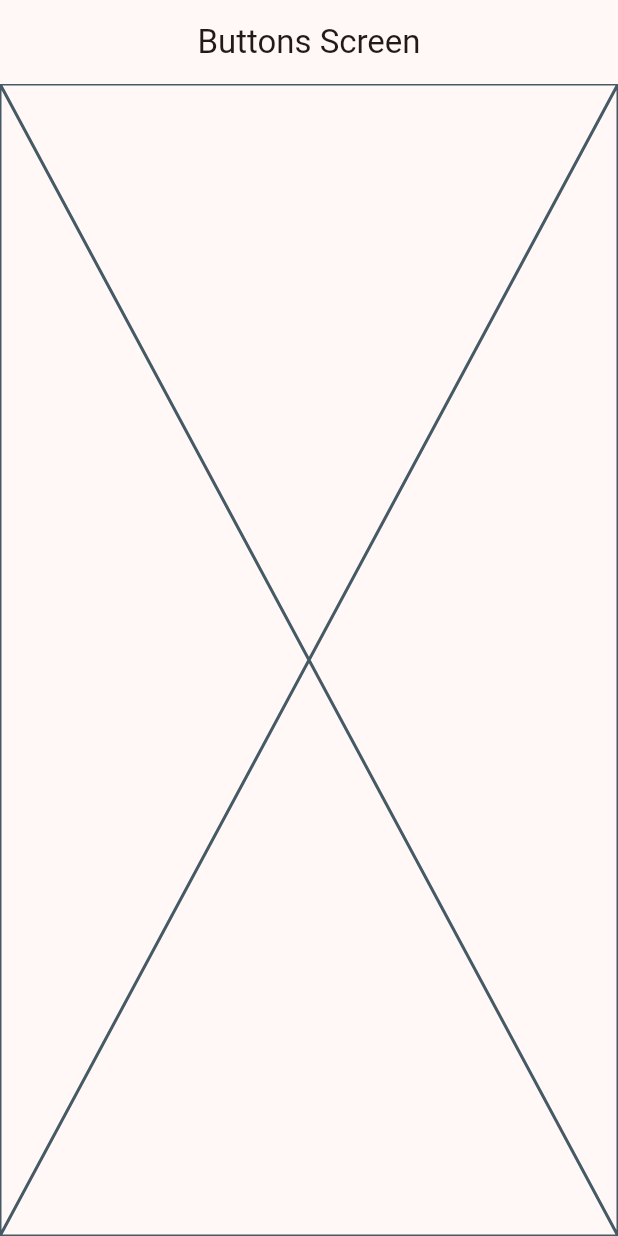
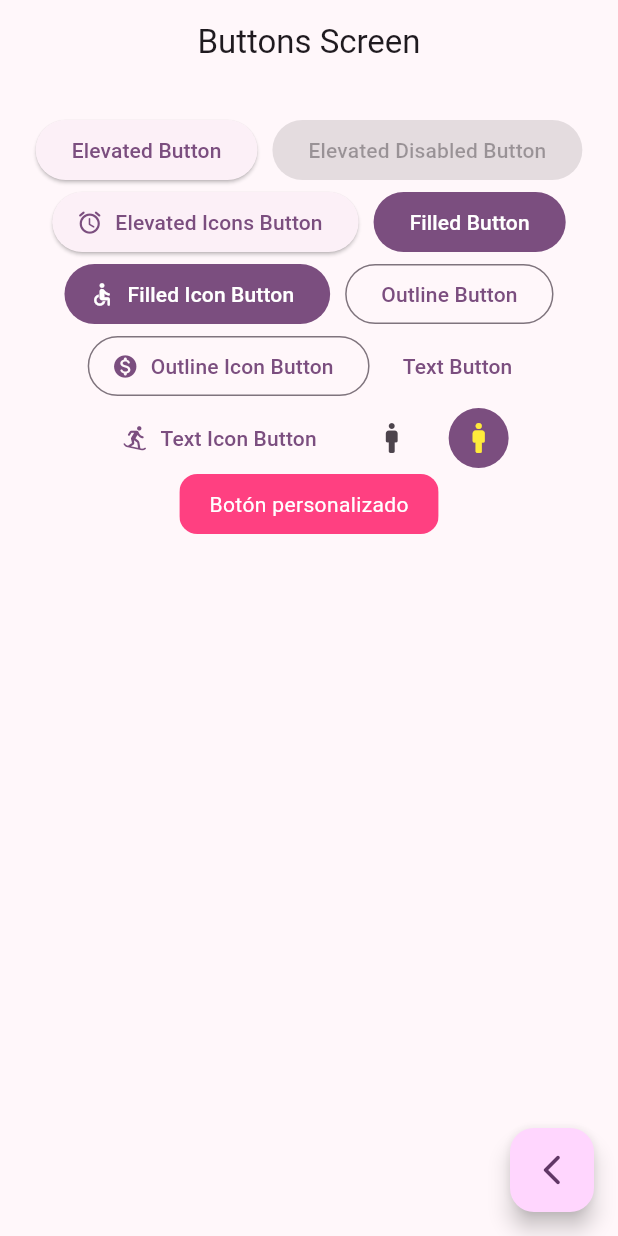
Before and after one commit to AleXx815/widgets_app, a Flutter app: the ButtonsScreen screen opened by its route, on a phone screen of 412 x 824 dp. Run offline on Flutter 3.47's test engine with Material 2 defaults, Android fonts, the phone set to English and light mode, and no system bars; our stand-ins replace go_router.

Commit message:
button screen finished

```diff
--- a/lib/main.dart
+++ b/lib/main.dart
@@ -14,7 +14,7 @@ class MainApp extends StatelessWidget {
     return MaterialApp.router(
       routerConfig: appRouter,
       debugShowCheckedModeBanner: false,
-      theme: AppTheme(selectedColor: 2).getTheme(),
+      theme: AppTheme(selectedColor: 3).getTheme(),
     );
   }
 }
--- a/lib/presentation/screens/buttons/buttons_screen.dart
+++ b/lib/presentation/screens/buttons/buttons_screen.dart
@@ -1,4 +1,5 @@
 import 'package:flutter/material.dart';
+import 'package:go_router/go_router.dart';
 
 class ButtonsScreen extends StatelessWidget {
   static const String name = "buttons_screen";
@@ -11,7 +12,114 @@ class ButtonsScreen extends StatelessWidget {
       appBar: AppBar(
         title: const Text("Buttons Screen"),
       ),
-      body: const Placeholder(),
+      body: const _ButtonsView(),
+      floatingActionButton: FloatingActionButton(
+        child: const Icon(Icons.arrow_back_ios_new_rounded),
+        onPressed: () {
+          context.pop();
+        },
+      ),
     );
   }
 }
+
+class _ButtonsView extends StatelessWidget {
+  const _ButtonsView();
+
+  @override
+  Widget build(BuildContext context) {
+    final colors = Theme.of(context).colorScheme;
+
+    return SizedBox(
+      width: double.infinity,
+      child: Padding(
+        padding: const EdgeInsets.symmetric(horizontal: 10, vertical: 20),
+        child: Wrap(
+          spacing: 10,
+          alignment: WrapAlignment.center,
+          children: [
+            ElevatedButton(
+              onPressed: () {},
+              child: const Text("Elevated Button"),
+            ),
+            const ElevatedButton(
+              onPressed: null,
+              child: Text("Elevated Disabled Button"),
+            ),
+            ElevatedButton.icon(
+              onPressed: () {},
+              icon: const Icon(Icons.access_alarm_rounded),
+              label: const Text("Elevated Icons Button"),
+            ),
+            FilledButton(
+              onPressed: () {},
+              child: const Text("Filled Button"),
+            ),
+            FilledButton.icon(
+              onPressed: () {},
+              icon: const Icon(Icons.accessible_rounded),
+              label: const Text("Filled Icon Button"),
+            ),
+            OutlinedButton(
+              onPressed: () {},
+              child: const Text("Outline Button"),
+            ),
+            OutlinedButton.icon(
+              onPressed: () {},
+              icon: const Icon(Icons.monetization_on_rounded),
+              label: const Text("Outline Icon Button"),
+            ),
+            TextButton(
+              onPressed: () {},
+              child: const Text("Text Button"),
+            ),
+            TextButton.icon(
+              onPressed: () {},
+              icon: const Icon(Icons.snowboarding_rounded),
+              label: const Text("Text Icon Button"),
+            ),
+            IconButton(
+              onPressed: () {},
+              icon: const Icon(Icons.man_rounded),
+            ),
+            IconButton(
+              onPressed: () {},
+              icon: const Icon(Icons.man_rounded),
+              style: ButtonStyle(
+                backgroundColor: MaterialStatePropertyAll(colors.primary),
+                iconColor: const MaterialStatePropertyAll(Colors.yellow),
+              ),
+            ),
+            const CustomButton(),
+          ],
+        ),
+      ),
+    );
+  }
+}
+
+class CustomButton extends StatelessWidget {
+  const CustomButton({super.key});
+
+  @override
+  Widget build(BuildContext context) {
+    // final colors = Theme.of(context).colorScheme;
+    // Aquí no lo uso, pero se puede usar
+
+    return ClipRRect(
+      borderRadius: BorderRadius.circular(12),
+      child: Material(
+        color: Colors.pinkAccent,
+        child: InkWell(
+          onTap: () {},
+          child: const Padding(
+              padding: EdgeInsets.symmetric(horizontal: 20, vertical: 10),
+              child: Text(
+                "Botón personalizado",
+                style: TextStyle(color: Colors.white),
+              )),
+        ),
+      ),
+    );
+  }
+}
```
